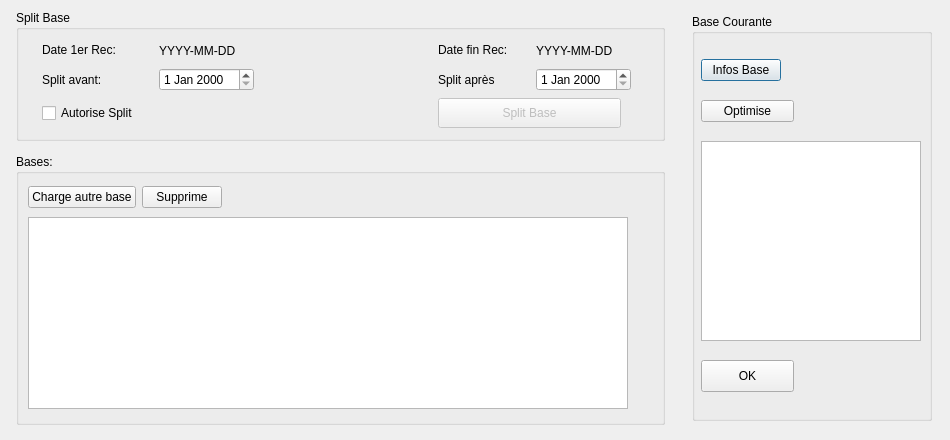
The window that new_ui/UI_baseDialog.ui (jmgagniere/WesLC) describes before a commit, drawn with Qt 5.
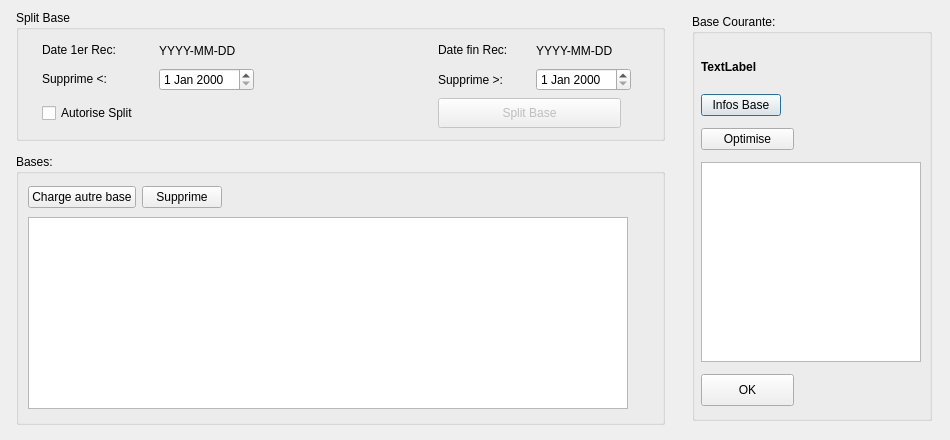
The same window after the commit.

Commit message: - baseDialog: Archivage des fichiers splittés en un sous repertoire '/archives'et vérification d'une archive déjà existante - Suppression des parties inutiles des autres fichiers

Diff of the .ui file:
```diff
--- a/new_ui/UI_baseDialog.ui
+++ b/new_ui/UI_baseDialog.ui
@@ -47,7 +47,7 @@
     </sizepolicy>
    </property>
    <property name="title">
-    <string>Base Courante</string>
+    <string>Base Courante:</string>
    </property>
    <property name="flat">
     <bool>false</bool>
@@ -58,13 +58,43 @@
       <x>-2</x>
       <y>32</y>
       <width>232</width>
-      <height>359</height>
+      <height>367</height>
      </rect>
     </property>
     <layout class="QVBoxLayout" name="verticalLayout">
      <property name="leftMargin">
       <number>11</number>
      </property>
+     <item>
+      <widget class="QLabel" name="lab_base_courante">
+       <property name="sizePolicy">
+        <sizepolicy hsizetype="Fixed" vsizetype="Fixed">
+         <horstretch>0</horstretch>
+         <verstretch>0</verstretch>
+        </sizepolicy>
+       </property>
+       <property name="minimumSize">
+        <size>
+         <width>190</width>
+         <height>29</height>
+        </size>
+       </property>
+       <property name="maximumSize">
+        <size>
+         <width>190</width>
+         <height>30</height>
+        </size>
+       </property>
+       <property name="font">
+        <font>
+         <bold>true</bold>
+        </font>
+       </property>
+       <property name="text">
+        <string>TextLabel</string>
+       </property>
+      </widget>
+     </item>
      <item>
       <widget class="QPushButton" name="btn_infosBase">
        <property name="sizePolicy">
@@ -258,7 +288,7 @@
     <item row="1" column="0">
      <widget class="QLabel" name="label_3">
       <property name="text">
-       <string>Split avant:</string>
+       <string>Supprime &lt;:</string>
       </property>
      </widget>
     </item>
@@ -281,7 +311,7 @@
     <item row="1" column="3">
      <widget class="QLabel" name="label_4">
       <property name="text">
-       <string>Split après</string>
+       <string>Supprime &gt;:</string>
       </property>
      </widget>
     </item>
```
Left out of the diff: 6 changed lines with no effect on the pictures. The commit also changes 6 other files.
